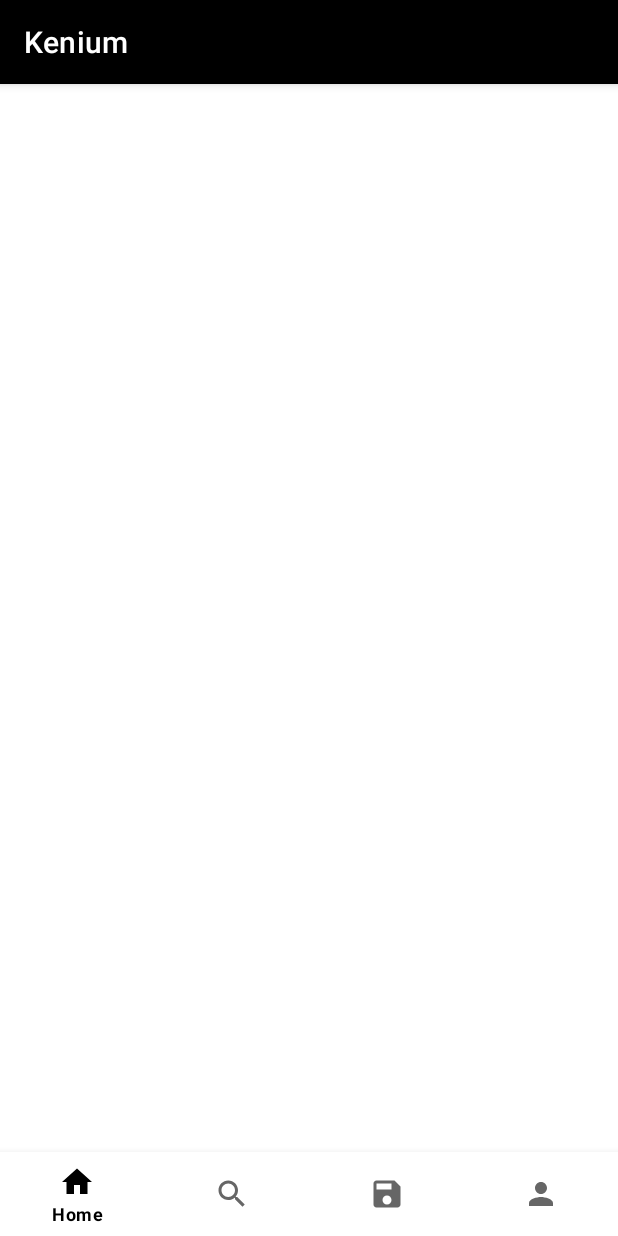
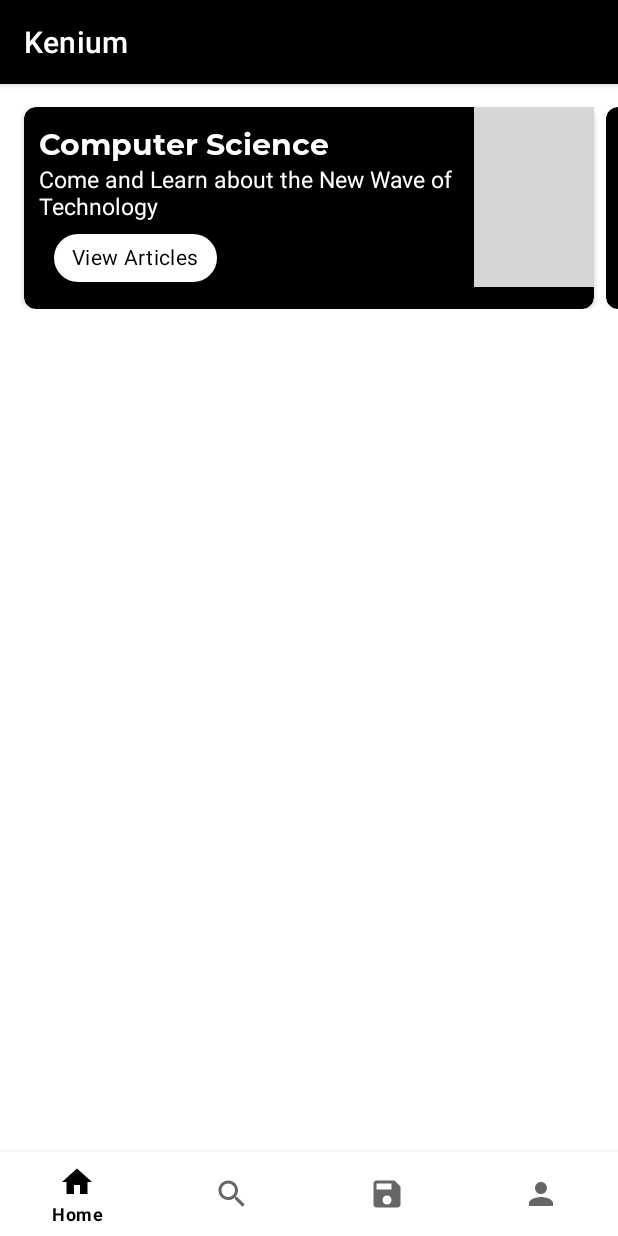
Before and after one commit to Abdirashid26/Kenium, an Android app built with Jetpack Compose: the screen it shows after launch once a user with an empty profile is signed in (HomeActivity), on a phone screen of 412 x 824 dp. Run offline under Robolectric (Android 15) with nearby library versions, the phone set to English and light mode, and no system bars; our stand-ins replace Firebase (no records; nobody signed in at launch, a user with empty details on screens opened directly); grey boxes are pictures that could not be loaded.

Commit message:
added the banners list to the home fragment

```diff
--- a/app/build.gradle
+++ b/app/build.gradle
@@ -45,7 +45,10 @@ dependencies {
     testImplementation 'junit:junit:4.13.2'
     androidTestImplementation 'androidx.test.ext:junit:1.1.3'
     androidTestImplementation 'androidx.test.espresso:espresso-core:3.4.0'
+    implementation 'androidx.lifecycle:lifecycle-viewmodel-ktx:2.5.1'
 
+    implementation 'com.github.bumptech.glide:glide:4.13.2'
+    annotationProcessor 'com.github.bumptech.glide:compiler:4.13.2'
 
 
     implementation 'org.jetbrains.kotlinx:kotlinx-coroutines-android:1.6.3'
--- a/app/src/main/java/com/example/kenium/HomeFragment.kt
+++ b/app/src/main/java/com/example/kenium/HomeFragment.kt
@@ -5,6 +5,13 @@ import androidx.fragment.app.Fragment
 import android.view.LayoutInflater
 import android.view.View
 import android.view.ViewGroup
+import androidx.lifecycle.lifecycleScope
+import androidx.recyclerview.widget.LinearLayoutManager
+import androidx.recyclerview.widget.RecyclerView
+import com.example.kenium.adapters.BannerAdapter
+import com.example.kenium.model.Banner
+import kotlinx.coroutines.GlobalScope
+import kotlinx.coroutines.launch
 
 // TODO: Rename parameter arguments, choose names that match
 // the fragment initialization parameters, e.g. ARG_ITEM_NUMBER
@@ -17,43 +24,38 @@ private const val ARG_PARAM2 = "param2"
  * create an instance of this fragment.
  */
 class HomeFragment : Fragment() {
-    // TODO: Rename and change types of parameters
-    private var param1: String? = null
-    private var param2: String? = null
 
-    override fun onCreate(savedInstanceState: Bundle?) {
-        super.onCreate(savedInstanceState)
-        arguments?.let {
-            param1 = it.getString(ARG_PARAM1)
-            param2 = it.getString(ARG_PARAM2)
+    private lateinit var banners:RecyclerView
+
+    private var bannerList : ArrayList<Banner> = ArrayList()
+
+    override fun onCreateView(inflater: LayoutInflater, container: ViewGroup?, savedInstanceState: Bundle?): View? {
+
+        val  v =  inflater.inflate(R.layout.fragment_home, container, false)
+
+//        initalize the banner class
+        banners = v.findViewById(R.id.banners)
+
+//        create a banner list
+        bannerList.add(Banner("Computer Science","Come and Learn about the New Wave of Technology",R.drawable.cs))
+        bannerList.add(Banner("Medicine","Find what's new in the world of medical Science",R.drawable.ns))
+        bannerList.add(Banner("Business","The Stock Market is Booming , New Ideas ?",R.drawable.bs))
+
+
+        lifecycleScope.launch{
+            banners.adapter = BannerAdapter(requireContext(),bannerList)
         }
+
+        banners.layoutManager = LinearLayoutManager(requireContext(),LinearLayoutManager.HORIZONTAL,false)
+
+
+
+
+
+        return v
     }
 
-    override fun onCreateView(
-        inflater: LayoutInflater, container: ViewGroup?,
-        savedInstanceState: Bundle?
-    ): View? {
-        // Inflate the layout for this fragment
-        return inflater.inflate(R.layout.fragment_home, container, false)
-    }
 
-    companion object {
-        /**
-         * Use this factory method to create a new instance of
-         * this fragment using the provided parameters.
-         *
-         * @param param1 Parameter 1.
-         * @param param2 Parameter 2.
-         * @return A new instance of fragment HomeFragment.
-         */
-        // TODO: Rename and change types and number of parameters
-        @JvmStatic
-        fun newInstance(param1: String, param2: String) =
-            HomeFragment().apply {
-                arguments = Bundle().apply {
-                    putString(ARG_PARAM1, param1)
-                    putString(ARG_PARAM2, param2)
-                }
-            }
-    }
+
+
 }
--- a/app/src/main/java/com/example/kenium/SplashScreenActivity.kt
+++ b/app/src/main/java/com/example/kenium/SplashScreenActivity.kt
@@ -25,7 +25,7 @@ class SplashScreenActivity : AppCompatActivity() {
                     startActivity(intent)
                     finish()
                 }
-            },5000
+            },2000
         )
 
     }
--- /dev/null
+++ b/app/src/main/java/com/example/kenium/adapters/BannerAdapter.kt
@@ -0,0 +1,43 @@
+package com.example.kenium.adapters
+
+import android.content.Context
+import android.view.LayoutInflater
+import android.view.View
+import android.view.ViewGroup
+import android.widget.ImageView
+import android.widget.TextView
+import androidx.compose.ui.layout.Layout
+import androidx.recyclerview.widget.RecyclerView
+import com.bumptech.glide.Glide
+import com.example.kenium.R
+import com.example.kenium.model.Banner
+
+class BannerAdapter(val context: Context,val bannerList: List<Banner>) :
+    RecyclerView.Adapter<BannerAdapter.ViewHolder>() {
+
+
+    inner class ViewHolder(itemView : View) : RecyclerView.ViewHolder(itemView){
+
+        var heading = itemView.findViewById<TextView>(R.id.heading)
+        var summary = itemView.findViewById<TextView>(R.id.summary)
+        var image  = itemView.findViewById<ImageView>(R.id.image)
+
+    }
+
+    override fun onCreateViewHolder(parent: ViewGroup, viewType: Int): ViewHolder {
+        var layoutInflater = LayoutInflater.from(context).inflate(R.layout.banner_item,parent,false)
+        return  ViewHolder(layoutInflater)
+    }
+
+    override fun onBindViewHolder(holder: ViewHolder, position: Int) {
+        holder.heading.text = bannerList.get(position).heading
+        holder.summary.text = bannerList.get(position).summary
+        Glide.with(context).load(bannerList.get(position).image).centerCrop().into(holder.image)
+
+    }
+
+    override fun getItemCount(): Int {
+        return bannerList.size
+    }
+
+}
--- /dev/null
+++ b/app/src/main/java/com/example/kenium/model/Banner.kt
@@ -0,0 +1,7 @@
+package com.example.kenium.model
+
+data class Banner(
+    var heading : String,
+    var summary : String,
+    var image: Int
+)
--- /dev/null
+++ b/app/src/main/java/com/example/kenium/vm/MyViewModel.kt
@@ -0,0 +1,13 @@
+package com.example.kenium.vm
+
+import android.app.Application
+import androidx.lifecycle.AndroidViewModel
+
+class MyViewModel(application: Application) : AndroidViewModel(application) {
+
+
+
+
+
+
+}
--- /dev/null
+++ b/app/src/main/res/layout/banner_item.xml
@@ -0,0 +1,66 @@
+<?xml version="1.0" encoding="utf-8"?>
+<androidx.cardview.widget.CardView xmlns:android="http://schemas.android.com/apk/res/android"
+    android:layout_width="match_parent"
+    xmlns:app="http://schemas.android.com/apk/res-auto"
+    android:backgroundTint="@color/black"
+    app:cardCornerRadius="8dp"
+    android:layout_marginEnd="4dp"
+    android:layout_marginStart="4dp"
+    android:elevation="8dp"
+    android:layout_height="wrap_content">
+
+    <LinearLayout
+        android:layout_width="match_parent"
+        android:layout_height="match_parent"
+        android:weightSum="3"
+        android:orientation="horizontal">
+
+        <LinearLayout
+            android:layout_width="match_parent"
+            android:layout_height="wrap_content"
+            android:layout_margin="10dp"
+            android:layout_weight="2"
+            android:orientation="vertical">
+            <TextView
+                android:layout_width="match_parent"
+                android:layout_height="wrap_content"
+                android:text="Computer Science"
+                android:id="@+id/heading"
+                android:fontFamily="@font/m_bold"
+                android:textColor="@color/white"
+                android:textSize="20dp"
+
+                />
+
+            <TextView
+                android:layout_width="match_parent"
+                android:layout_height="wrap_content"
+                android:textSize="15dp"
+                android:id="@+id/summary"
+                android:textColor="@color/white"
+                android:text="Come and Learn about the New Wave of Technology"
+                />
+            <com.google.android.material.chip.Chip
+                android:layout_width="wrap_content"
+                android:layout_height="wrap_content"
+                android:fontFamily="@font/m_regular"
+                android:backgroundTint="@color/white"
+                android:textColor="@color/black"
+                android:text="View Articles"
+                android:layout_marginHorizontal="10dp"
+                />
+
+        </LinearLayout>
+
+        <ImageView
+            android:layout_width="120dp"
+            android:layout_height="120dp"
+            android:src="@drawable/cs"
+            android:layout_margin="-10dp"
+            android:id="@+id/image"
+            android:scaleType="fitXY"
+            />
+
+    </LinearLayout>
+
+</androidx.cardview.widget.CardView>
--- a/app/src/main/res/layout/fragment_home.xml
+++ b/app/src/main/res/layout/fragment_home.xml
@@ -11,6 +11,17 @@
     android:layout_height="match_parent"
     tools:context=".HomeFragment">
 
+    <androidx.recyclerview.widget.RecyclerView
+        android:layout_width="match_parent"
+        android:layout_height="wrap_content"
+        android:id="@+id/banners"
+        android:layout_marginVertical="15dp"
+        android:clipToPadding="false"
+        android:paddingStart="12dp"
+        android:paddingEnd="12dp"
+        />
+
+
 
 
 
```
Also changed, not shown: app/src/main/res/drawable-v24/bs.jpg (added), 2 other files.
